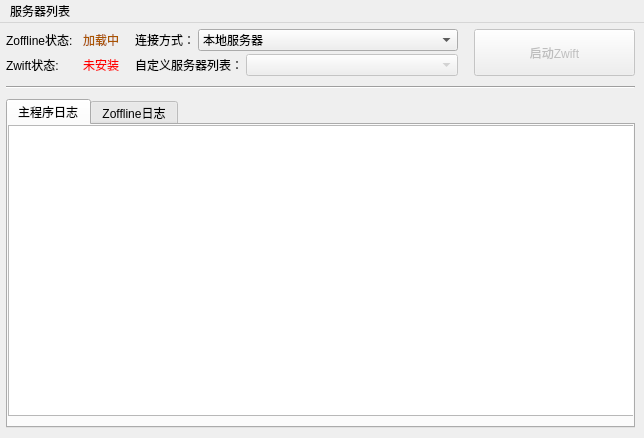
Above: ui/mainwindow.ui from zHElEARN/zoffline_launcher before the change. Below: the same form after it.
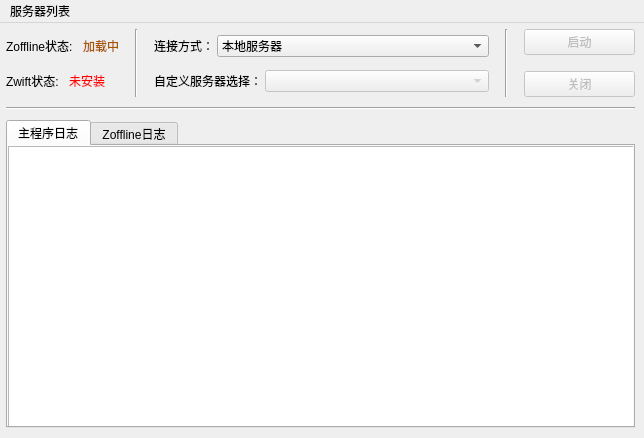
That is the form after the change.

Commit message: refactor: restructure main interface code

```diff
--- a/ui/mainwindow.ui
+++ b/ui/mainwindow.ui
@@ -52,7 +52,7 @@
       <number>6</number>
      </property>
      <item>
-      <layout class="QHBoxLayout" name="horizontalLayout_options" stretch="0,2,1">
+      <layout class="QHBoxLayout" name="horizontalLayout_options" stretch="0,0,3,0,1">
        <property name="spacing">
         <number>16</number>
        </property>
@@ -88,7 +88,7 @@
               <string>加载中</string>
              </property>
              <property name="alignment">
-              <set>Qt::AlignRight|Qt::AlignTrailing|Qt::AlignVCenter</set>
+              <set>Qt::AlignLeading|Qt::AlignLeft|Qt::AlignVCenter</set>
              </property>
             </widget>
            </item>
@@ -121,7 +121,7 @@
               <string>未安装</string>
              </property>
              <property name="alignment">
-              <set>Qt::AlignRight|Qt::AlignTrailing|Qt::AlignVCenter</set>
+              <set>Qt::AlignLeading|Qt::AlignLeft|Qt::AlignVCenter</set>
              </property>
             </widget>
            </item>
@@ -129,6 +129,13 @@
          </item>
         </layout>
        </item>
+       <item>
+        <widget class="Line" name="line_2">
+         <property name="orientation">
+          <enum>Qt::Vertical</enum>
+         </property>
+        </widget>
+       </item>
        <item>
         <layout class="QVBoxLayout" name="verticalLayout_config">
          <property name="spacing">
@@ -181,7 +188,7 @@
            <item row="0" column="0">
             <widget class="QLabel" name="label_customServerTip">
              <property name="text">
-              <string>自定义服务器列表：</string>
+              <string>自定义服务器选择：</string>
              </property>
             </widget>
            </item>
@@ -197,7 +204,16 @@
         </layout>
        </item>
        <item>
-        <widget class="QPushButton" name="pushButton_launchZwift">
+        <widget class="Line" name="line_3">
+         <property name="orientation">
+          <enum>Qt::Vertical</enum>
+         </property>
+        </widget>
+       </item>
+       <item>
+        <layout class="QVBoxLayout" name="verticalLayout">
+         <item>
+          <widget class="QPushButton" name="pushButton_launch">
          <property name="enabled">
           <bool>false</bool>
          </property>
@@ -208,9 +224,21 @@
           </sizepolicy>
          </property>
          <property name="text">
-          <string>启动Zwift</string>
-         </property>
-        </widget>
+            <string>启动</string>
+           </property>
+          </widget>
+         </item>
+         <item>
+          <widget class="QPushButton" name="pushButton_stop">
+           <property name="enabled">
+            <bool>false</bool>
+           </property>
+           <property name="text">
+            <string>关闭</string>
+           </property>
+          </widget>
+         </item>
+        </layout>
        </item>
       </layout>
      </item>
```
Lines whose indentation alone changed are shown as unchanged. The commit also changes 7 other files.
